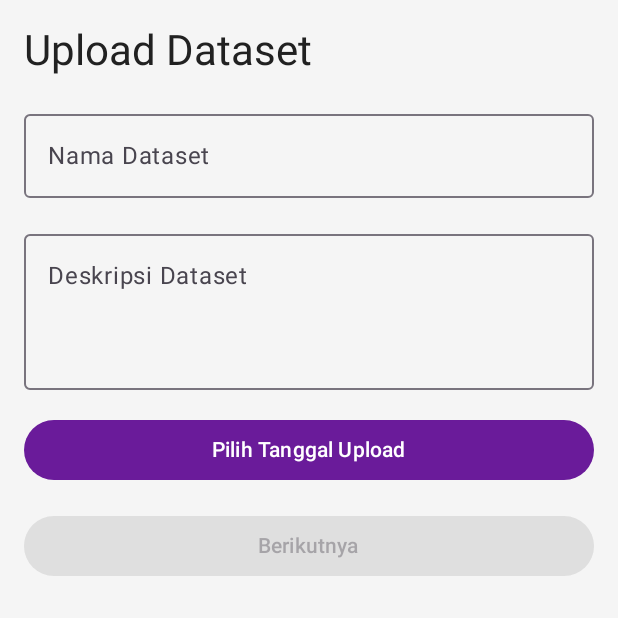
After one commit to Rombon07/DatasetManajement_MobileApp, an Android app built with Jetpack Compose: the composable UploadDatasetStep1Screen called with empty values, on a phone screen of 412 x 824 dp, the top half of it. The commit adds this screen. Run offline under Robolectric (Android 15) with nearby library versions, the phone set to English and light mode, and no system bars.

Commit message:
membuat halaman upload menjadi sequencial

```diff
--- a/app/src/main/java/com/example/data_manajemet/components/BottomBar.kt
+++ b/app/src/main/java/com/example/data_manajemet/components/BottomBar.kt
@@ -17,12 +17,11 @@ fun BottomBar(
 ) {
     NavigationBar {
         items.forEachIndexed { index, item ->
-            if (item.route == "upload") {
-                // FAB-style tombol upload di tengah
+            if (item.route == "upload_step1") {
                 Box(
                     modifier = Modifier
                         .weight(1f)
-                        .padding(top = -20.dp),
+                        .offset(y = (-5).dp),
                     contentAlignment = Alignment.TopCenter
                 ) {
                     FloatingActionButton(
--- a/app/src/main/java/com/example/data_manajemet/navigation/BottomNavItem.kt
+++ b/app/src/main/java/com/example/data_manajemet/navigation/BottomNavItem.kt
@@ -12,7 +12,7 @@ import androidx.compose.ui.graphics.vector.ImageVector
 sealed class BottomNavItem(val route: String, val icon: ImageVector, val title: String) {
     object Dashboard : BottomNavItem("dashboard", Icons.Filled.Home, "Dashboard")
     object MyData : BottomNavItem("mydata", Icons.Filled.List, "My Data")
-    object UploadDataset : BottomNavItem("upload_dataset", Icons.Default.AddCircle, "Upload")
+    object UploadDataset : BottomNavItem("upload_step1", Icons.Default.AddCircle, "Upload")  // <-- diubah route-nya
     object Help : BottomNavItem("help", Icons.Filled.Help, "Help")
     object Settings : BottomNavItem("settings", Icons.Filled.Settings, "Settings")
 }
--- /dev/null
+++ b/app/src/main/java/com/example/data_manajemet/ui/screens/UploadDatasetTwoStep/UploadDatasetStep1Screen.kt
@@ -0,0 +1,85 @@
+package com.example.data_manajemet.ui.screens.UploadDatasetTwoStep
+
+import android.net.Uri
+import androidx.compose.foundation.layout.*
+import androidx.compose.foundation.rememberScrollState
+import androidx.compose.foundation.verticalScroll
+import androidx.compose.material3.*
+import androidx.compose.runtime.*
+import androidx.compose.ui.Modifier
+import androidx.compose.ui.platform.LocalContext
+import androidx.compose.ui.unit.dp
+import androidx.navigation.NavController
+import com.example.data_manajemet.ui.components.DatePickerDialog
+import com.example.data_manajemet.viewmodel.DatasetViewModel
+
+
+@OptIn(ExperimentalMaterial3Api::class)
+@Composable
+fun UploadDatasetStep1Screen(
+    navController: NavController,
+    userId: Int,
+    onNext: (String, String, String) -> Unit // Kirim data ke step selanjutnya
+) {
+    var name by remember { mutableStateOf("") }
+    var description by remember { mutableStateOf("") }
+    var uploadDate by remember { mutableStateOf("") }
+    var showDatePicker by remember { mutableStateOf(false) }
+
+    val scrollState = rememberScrollState()
+
+    if (showDatePicker) {
+        DatePickerDialog(
+            onDismissRequest = { showDatePicker = false },
+            onDateChange = { dateInMillis ->
+                val formatter = java.text.SimpleDateFormat("yyyy-MM-dd", java.util.Locale.getDefault())
+                val date = formatter.format(java.util.Date(dateInMillis))
+                uploadDate = date
+                showDatePicker = false
+            }
+        )
+    }
+
+    // Cek apakah semua kolom sudah terisi
+    val isFormValid = name.isNotBlank() && description.isNotBlank() && uploadDate.isNotBlank()
+
+    Column(
+        modifier = Modifier
+            .fillMaxSize()
+            .verticalScroll(scrollState)
+            .padding(16.dp),
+        verticalArrangement = Arrangement.spacedBy(16.dp)
+    ) {
+        Text("Upload Dataset", style = MaterialTheme.typography.headlineMedium)
+
+        OutlinedTextField(
+            value = name,
+            onValueChange = { name = it },
+            label = { Text("Nama Dataset") },
+            modifier = Modifier.fillMaxWidth()
+        )
+
+        OutlinedTextField(
+            value = description,
+            onValueChange = { description = it },
+            label = { Text("Deskripsi Dataset") },
+            modifier = Modifier.fillMaxWidth(),
+            minLines = 3
+        )
+
+        Button(onClick = { showDatePicker = true }, modifier = Modifier.fillMaxWidth()) {
+            Text(if (uploadDate.isBlank()) "Pilih Tanggal Upload" else "Tanggal: $uploadDate")
+        }
+
+        Button(
+            onClick = {
+                // Kirim data ke langkah selanjutnya
+                onNext(name, description, uploadDate)
+            },
+            modifier = Modifier.fillMaxWidth(),
+            enabled = isFormValid  // Hanya aktif jika form valid
+        ) {
+            Text("Berikutnya")
+        }
+    }
+}
```
Also changed, not shown: app/src/main/java/com/example/data_manajemet/navigation/AppNavGraph.kt (+38 -9 lines), app/src/main/java/com/example/data_manajemet/ui/screens/MainScreen.kt (+11 -3 lines), app/src/main/java/com/example/data_manajemet/ui/screens/UploadDatasetTwoStep/UploadDatasetStep2Screen.kt (added, +173 -0 lines).
